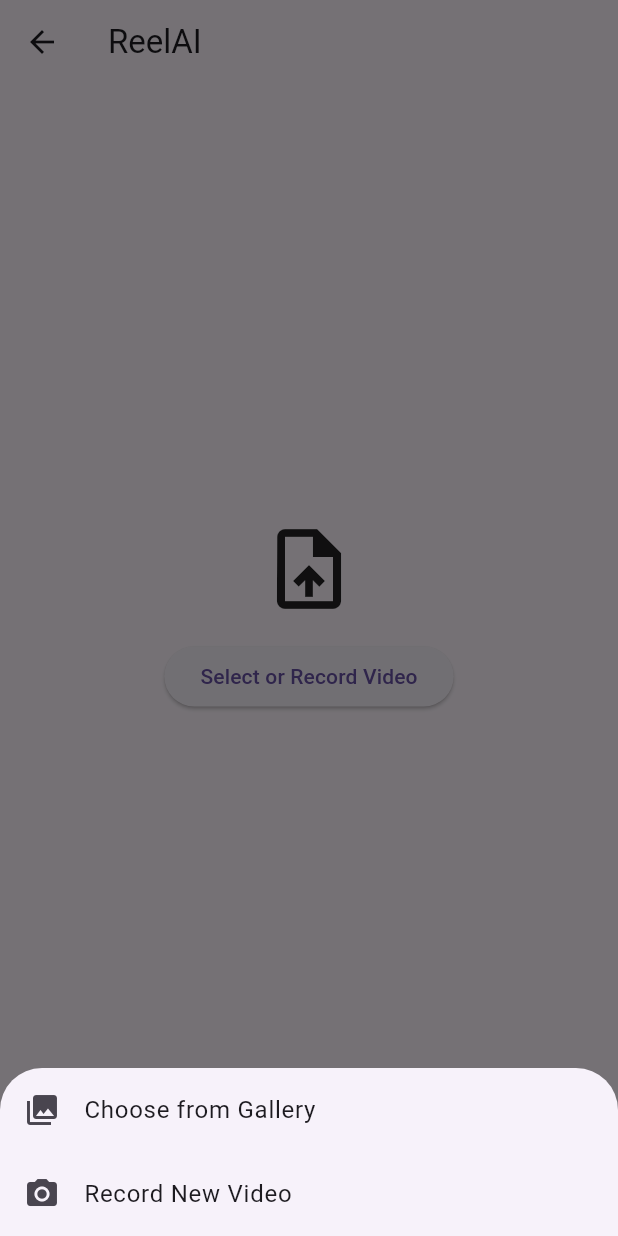
After one commit to Elpidio-Julian/reel_ai, a Flutter app: the HomeScreen screen opened by its route, after a tap on "Select or Record Video", on a phone screen of 412 x 824 dp. The commit adds this screen. Run offline on Flutter 3.47's test engine with Material 3 defaults, Android fonts, the phone set to English and light mode, and no system bars; our stand-ins replace camera, cloud_firestore, firebase_auth, firebase_core, firebase_storage, flutter_dotenv and 5 more; missing offline and left inert: firebase_app_check; accounts and stored records are empty; generated files the repository leaves out were written again.

Commit message:
refactor underway, home_screen now properly uses widgets, working on fleshing them out

```diff
--- a/lib/src/routes.dart
+++ b/lib/src/routes.dart
@@ -1,14 +1,14 @@
 import 'package:flutter/material.dart';
 import 'views/auth/login_screen.dart';
 import 'views/auth/register_screen.dart';
-import 'views/profile/profile_screen.dart';
+import 'views/home/screens/home_screen.dart';
 import 'views/camera/camera_recording_screen.dart';
 import 'views/upload/video_upload_screen.dart';
 
 class Routes {
   static const String login = '/login';
   static const String register = '/register';
-  static const String profile = '/profile';
+  static const String home = '/home';
   static const String camera = '/camera';
   static const String upload = '/upload';
 
@@ -19,7 +19,7 @@
     return {
       login: (context) => const LoginScreen(),
       register: (context) => const RegisterScreen(),
-      profile: (context) => const ProfileScreen(),
+      home: (context) => const HomeScreen(),
       camera: (context) => const CameraRecordingScreen(),
       upload: (context) => const VideoUploadScreen(),
     };
--- a/lib/src/views/auth/login_screen.dart
+++ b/lib/src/views/auth/login_screen.dart
@@ -23,7 +23,7 @@
     WidgetsBinding.instance.addPostFrameCallback((_) {
       final authState = ref.read(authStateProvider);
       if (authState.hasValue && authState.value != null) {
-        Navigator.pushReplacementNamed(context, Routes.profile);
+        Navigator.pushReplacementNamed(context, Routes.home);
       }
     });
   }
@@ -46,7 +46,7 @@
         if (mounted) {
           final authState = ref.read(authStateProvider);
           if (authState.hasValue && authState.value != null) {
-            Navigator.pushReplacementNamed(context, Routes.profile);
+            Navigator.pushReplacementNamed(context, Routes.home);
           }
         }
       } catch (e) {
--- a/lib/src/views/auth/register_screen.dart
+++ b/lib/src/views/auth/register_screen.dart
@@ -25,7 +25,7 @@
     WidgetsBinding.instance.addPostFrameCallback((_) {
       final authState = ref.read(authStateProvider);
       if (authState.hasValue && authState.value != null) {
-        Navigator.pushReplacementNamed(context, Routes.profile);
+        Navigator.pushReplacementNamed(context, Routes.home);
       }
     });
   }
@@ -49,7 +49,7 @@
         if (mounted) {
           final authState = ref.read(authStateProvider);
           if (authState.hasValue && authState.value != null) {
-            Navigator.pushReplacementNamed(context, Routes.profile);
+            Navigator.pushReplacementNamed(context, Routes.home);
           }
         }
       } catch (e) {
--- /dev/null
+++ b/lib/src/views/home/screens/home_screen.dart
@@ -0,0 +1,72 @@
+import 'package:flutter/material.dart';
+import '../../../routes.dart';
+import '../widgets/gallery_tab.dart';
+import '../widgets/editor_tab.dart';
+import '../widgets/publish_tab.dart';
+import '../widgets/profile_tab.dart';
+import '../widgets/upload_tab.dart';
+
+class HomeScreen extends StatefulWidget {
+  const HomeScreen({super.key});
+
+  @override
+  State<HomeScreen> createState() => _HomeScreenState();
+}
+
+class _HomeScreenState extends State<HomeScreen> {
+  int _selectedIndex = 0;
+
+  final List<Widget> _tabWidgets = [
+    const UploadTab(),
+    const GalleryTab(),
+    const EditorTab(),
+    const PublishTab(),
+    const ProfileTab(),
+  ];
+
+  void _onTabSelected(int index) {
+    setState(() {
+      _selectedIndex = index;
+    });
+  }
+
+  @override
+  Widget build(BuildContext context) {
+    return Scaffold(
+      appBar: AppBar(
+        title: const Text('ReelAI'),
+      ),
+      body: IndexedStack(
+        index: _selectedIndex,
+        children: _tabWidgets,
+      ),
+      bottomNavigationBar: BottomNavigationBar(
+        type: BottomNavigationBarType.fixed,
+        items: const <BottomNavigationBarItem>[
+          BottomNavigationBarItem(
+            icon: Icon(Icons.camera_alt),
+            label: 'Create',
+          ),
+          BottomNavigationBarItem(
+            icon: Icon(Icons.video_library),
+            label: 'Gallery',
+          ),
+          BottomNavigationBarItem(
+            icon: Icon(Icons.edit),
+            label: 'Editor',
+          ),
+          BottomNavigationBarItem(
+            icon: Icon(Icons.publish),
+            label: 'Publish',
+          ),
+          BottomNavigationBarItem(
+            icon: Icon(Icons.person),
+            label: 'Profile',
+          ),
+        ],
+        currentIndex: _selectedIndex,
+        onTap: _onTabSelected,
+      ),
+    );
+  }
+}
--- /dev/null
+++ b/lib/src/views/home/widgets/editor_tab.dart
@@ -0,0 +1,13 @@
+import 'package:flutter/material.dart';
+import 'package:flutter_riverpod/flutter_riverpod.dart';
+
+class EditorTab extends ConsumerWidget {
+  const EditorTab({super.key});
+
+  @override
+  Widget build(BuildContext context, WidgetRef ref) {
+    return const Center(
+      child: Text('Editor Tab - Coming Soon'),
+    );
+  }
+}
--- /dev/null
+++ b/lib/src/views/home/widgets/gallery_tab.dart
@@ -0,0 +1,13 @@
+import 'package:flutter/material.dart';
+import 'package:flutter_riverpod/flutter_riverpod.dart';
+
+class GalleryTab extends ConsumerWidget {
+  const GalleryTab({super.key});
+
+  @override
+  Widget build(BuildContext context, WidgetRef ref) {
+    return const Center(
+      child: Text('Gallery Tab - Coming Soon'),
+    );
+  }
+}
--- /dev/null
+++ b/lib/src/views/home/widgets/profile_tab.dart
@@ -0,0 +1,127 @@
+import 'package:flutter/material.dart';
+import 'package:flutter_riverpod/flutter_riverpod.dart';
+import '../../../widgets/permission_manager.dart';
+import '../../../providers/auth_state.dart';
+
+class ProfileTab extends ConsumerWidget {
+  const ProfileTab({super.key});
+
+  void _showPermissionManager(BuildContext context) {
+    showModalBottomSheet(
+      context: context,
+      isScrollControlled: true,
+      shape: const RoundedRectangleBorder(
+        borderRadius: BorderRadius.vertical(top: Radius.circular(16)),
+      ),
+      builder: (context) => DraggableScrollableSheet(
+        initialChildSize: 0.7,
+        minChildSize: 0.5,
+        maxChildSize: 0.9,
+        expand: false,
+        builder: (context, scrollController) => Column(
+          children: [
+            Padding(
+              padding: const EdgeInsets.all(16),
+              child: Row(
+                mainAxisAlignment: MainAxisAlignment.spaceBetween,
+                children: [
+                  const Text(
+                    'App Permissions',
+                    style: TextStyle(
+                      fontSize: 20,
+                      fontWeight: FontWeight.bold,
+                    ),
+                  ),
+                  IconButton(
+                    icon: const Icon(Icons.close),
+                    onPressed: () => Navigator.pop(context),
+                  ),
+                ],
+              ),
+            ),
+            const Divider(),
+            Expanded(
+              child: SingleChildScrollView(
+                controller: scrollController,
+                child: const PermissionManager(),
+              ),
+            ),
+          ],
+        ),
+      ),
+    );
+  }
+
+  Future<void> _handleSignOut(BuildContext context, WidgetRef ref) async {
+    try {
+      await ref.read(authStateProvider.notifier).signOut();
+    } catch (e) {
+      if (context.mounted) {
+        ScaffoldMessenger.of(context).showSnackBar(
+          SnackBar(
+            content: Text('Error signing out: $e'),
+            backgroundColor: Colors.red,
+          ),
+        );
+      }
+    }
+  }
+
+  @override
+  Widget build(BuildContext context, WidgetRef ref) {
+    final user = ref.watch(authStateProvider).value;
+
+    return ListView(
+      padding: const EdgeInsets.all(16),
+      children: [
+        // User Info Section
+        Card(
+          child: Padding(
+            padding: const EdgeInsets.all(16),
+            child: Column(
+              children: [
+                const CircleAvatar(
+                  radius: 40,
+                  child: Icon(Icons.person, size: 40),
+                ),
+                const SizedBox(height: 16),
+                Text(
+                  user?.email ?? 'User',
+                  style: Theme.of(context).textTheme.titleLarge,
+                ),
+              ],
+            ),
+          ),
+        ),
+        const SizedBox(height: 16),
+
+        // Settings Section
+        Card(
+          child: Column(
+            children: [
+              ListTile(
+                leading: const Icon(Icons.edit),
+                title: const Text('Edit Profile'),
+                onTap: () {
+                  // TODO: Navigate to edit profile
+                },
+              ),
+              const Divider(),
+              ListTile(
+                leading: const Icon(Icons.security),
+                title: const Text('App Permissions'),
+                onTap: () => _showPermissionManager(context),
+              ),
+              const Divider(),
+              ListTile(
+                leading: const Icon(Icons.logout),
+                title: const Text('Sign Out'),
+                onTap: () => _handleSignOut(context, ref),
+              ),
+            ],
+          ),
+        ),
+      ],
+    );
+  }
+}
--- /dev/null
+++ b/lib/src/views/home/widgets/publish_tab.dart
@@ -0,0 +1,13 @@
+import 'package:flutter/material.dart';
+import 'package:flutter_riverpod/flutter_riverpod.dart';
+
+class PublishTab extends ConsumerWidget {
+  const PublishTab({super.key});
+
+  @override
+  Widget build(BuildContext context, WidgetRef ref) {
+    return const Center(
+      child: Text('Publish Tab - Coming Soon'),
+    );
+  }
+}
--- /dev/null
+++ b/lib/src/views/home/widgets/upload_tab.dart
@@ -0,0 +1,249 @@
+import 'dart:io';
+import 'package:flutter/material.dart';
+import 'package:flutter_riverpod/flutter_riverpod.dart';
+import 'package:permission_handler/permission_handler.dart';
+import 'package:video_player/video_player.dart';
+import '../../../providers/video_upload_provider.dart';
+import '../../camera/camera_recording_screen.dart';
+
+class UploadTab extends ConsumerStatefulWidget {
+  const UploadTab({super.key});
+
+  @override
+  ConsumerState<UploadTab> createState() => _UploadTabState();
+}
+
+class _UploadTabState extends ConsumerState<UploadTab> {
+  VideoPlayerController? _controller;
+  bool _isInitializing = false;
+  final TextEditingController _descriptionController = TextEditingController();
+
+  @override
+  void dispose() {
+    _controller?.dispose();
+    _descriptionController.dispose();
+    super.dispose();
+  }
+
+  Future<void> _checkAndRequestPermissions() async {
+    final permissions = [
+      Permission.camera,
+      Permission.microphone,
+      Permission.videos,
+      Permission.photos,
+    ];
+
+    // Check current status
+    final statuses = await Future.wait(
+      permissions.map((permission) => permission.status),
+    );
+
+    // If any permission is not granted, show settings dialog
+    if (statuses.any((status) => !status.isGranted)) {
+      if (!mounted) return;
+
+      final result = await showDialog<bool>(
+        context: context,
+        builder: (context) => AlertDialog(
+          title: const Text('Permissions Required'),
+          content: const Text('Camera, microphone, and media access are required to record and select videos. Would you like to grant these permissions?'),
+          actions: [
+            TextButton(
+              onPressed: () => Navigator.pop(context, false),
+              child: const Text('Cancel'),
+            ),
+            TextButton(
+              onPressed: () => Navigator.pop(context, true),
+              child: const Text('Settings'),
+            ),
+          ],
+        ),
+      );
+
+      if (result == true) {
+        await openAppSettings();
+        return;
+      }
+      return;
+    }
+
+    // All permissions granted, proceed to camera
+    if (!mounted) return;
+
+    Navigator.of(context).push(
+      MaterialPageRoute(
+        builder: (context) => const CameraRecordingScreen(),
+      ),
+    );
+  }
+
+  Future<void> _showVideoOptions() async {
+    final action = await showModalBottomSheet<String>(
+      context: context,
+      builder: (BuildContext context) {
+        return SafeArea(
+          child: Column(
+            mainAxisSize: MainAxisSize.min,
+            children: [
+              ListTile(
+                leading: const Icon(Icons.photo_library),
+                title: const Text('Choose from Gallery'),
+                onTap: () => Navigator.pop(context, 'gallery'),
+              ),
+              ListTile(
+                leading: const Icon(Icons.camera_alt),
+                title: const Text('Record New Video'),
+                onTap: () => Navigator.pop(context, 'camera'),
+              ),
+            ],
+          ),
+        );
+      },
+    );
+
+    if (!mounted) return;
+
+    if (action == 'gallery') {
+      ref.read(videoUploadControllerProvider.notifier).pickVideo();
+    } else if (action == 'camera') {
+      await _checkAndRequestPermissions();
+    }
+  }
+
+  Future<void> _initializeVideo(String path) async {
+    if (_isInitializing) return;
+    _isInitializing = true;
+
+    try {
+      final oldController = _controller;
+      final newController = VideoPlayerController.file(File(path));
+
+      await newController.initialize();
+      await oldController?.dispose();
+
+      if (mounted) {
+        setState(() {
+          _controller = newController;
+          _isInitializing = false;
+        });
+
+        _controller?.play();
+      }
+    } catch (e) {
+      if (mounted) {
+        setState(() {
+          _isInitializing = false;
+        });
+      }
+    }
+  }
+
+  @override
+  Widget build(BuildContext context) {
+    final state = ref.watch(videoUploadControllerProvider);
+
+    if (state.selectedVideo != null &&
+        (_controller == null || state.selectedVideo!.path != _controller!.dataSource)) {
+      _initializeVideo(state.selectedVideo!.path);
+    }
+
+    return Padding(
+      padding: const EdgeInsets.all(16.0),
+      child: Column(
+        crossAxisAlignment: CrossAxisAlignment.stretch,
+        children: [
+          if (state.isLoading)
+            const LinearProgressIndicator(),
+
+          if (state.isUploading && state.uploadProgress != null)
+            Column(
+              children: [
+                LinearProgressIndicator(value: state.uploadProgress),
+                const SizedBox(height: 8),
+                Text(
+                  '${(state.uploadProgress! * 100).toStringAsFixed(1)}%',
+                  style: Theme.of(context).textTheme.bodySmall,
+                ),
+              ],
+            ),
+
+          if (state.error != null)
+            Container(
+              padding: const EdgeInsets.all(8),
+              color: Colors.red.shade100,
+              child: Text(
+                state.error!,
+                style: const TextStyle(color: Colors.red),
+              ),
+            ),
+
+          if (state.selectedVideo == null)
+            Expanded(
+              child: Center(
+                child: Column(
+                  mainAxisAlignment: MainAxisAlignment.center,
+                  children: [
+                    const Icon(Icons.upload_file, size: 64),
+                    const SizedBox(height: 16),
+                    ElevatedButton(
+                      onPressed: _showVideoOptions,
+                      child: const Text('Select or Record Video'),
+                    ),
+                  ],
+                ),
+              ),
+            )
+          else
+            Expanded(
+              child: Column(
+                children: [
+                  AspectRatio(
+                    aspectRatio: _controller?.value.aspectRatio ?? 16/9,
+                    child: _controller?.value.isInitialized ?? false
+                        ? VideoPlayer(_controller!)
+                        : const Center(child: CircularProgressIndicator()),
+                  ),
+                  const SizedBox(height: 16),
+                  TextField(
+                    controller: _descriptionController,
+                    decoration: const InputDecoration(
+                      labelText: 'Description',
+                      border: OutlineInputBorder(),
+                    ),
+                    maxLines: 3,
+                  ),
+                  const SizedBox(height: 16),
+                  Row(
+                    mainAxisAlignment: MainAxisAlignment.spaceEvenly,
+                    children: [
+                      TextButton.icon(
+                        onPressed: () {
+                          _controller?.pause();
+                          ref.read(videoUploadControllerProvider.notifier)
+                            .removeSelectedVideo();
+                        },
+                        icon: const Icon(Icons.close),
+                        label: const Text('Remove'),
+                      ),
+                      ElevatedButton.icon(
+                        onPressed: state.isUploading
+                            ? null
+                            : () {
+                                ref.read(videoUploadControllerProvider.notifier)
+                                  .updateDescription(_descriptionController.text.trim());
+                                ref.read(videoUploadControllerProvider.notifier)
+                                  .uploadVideo();
+                              },
+                        icon: const Icon(Icons.upload),
+                        label: const Text('Upload'),
+                      ),
+                    ],
+                  ),
+                ],
+              ),
+            ),
+        ],
+      ),
+    );
+  }
+}
--- a/lib/src/views/splash/splash_screen.dart
+++ b/lib/src/views/splash/splash_screen.dart
@@ -13,7 +13,7 @@
         if (context.mounted) {
           Navigator.pushReplacementNamed(
             context,
-            user != null ? Routes.profile : Routes.login,
+            user != null ? Routes.home : Routes.login,
           );
         }
       });
```
